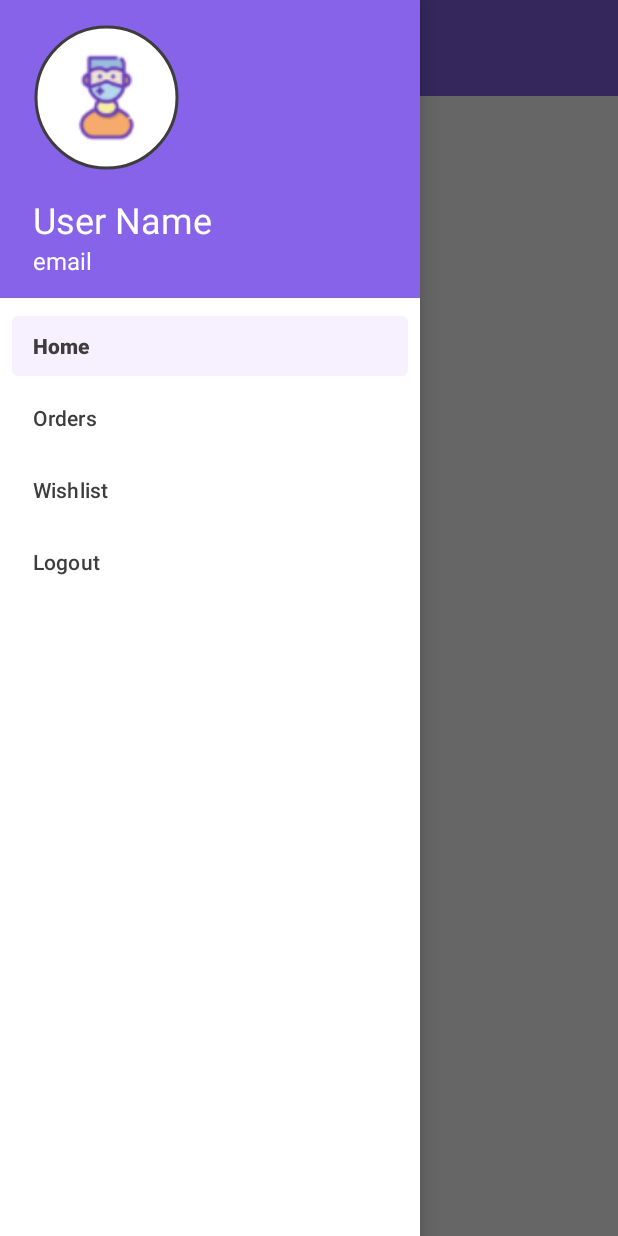
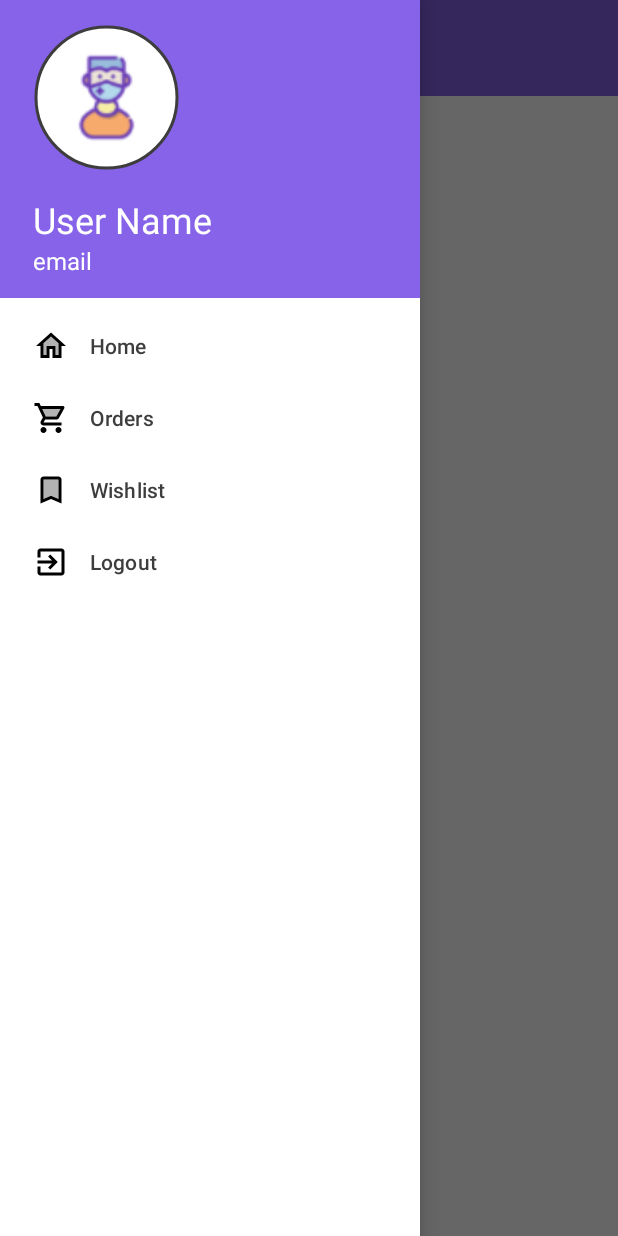
Before and after one commit to uncannyRishabh/Shopping_App, an Android app: the screen it shows after launch once a user with an empty profile is signed in (DashboardActivity), with the side drawer open, on a phone screen of 412 x 824 dp. Run offline under Robolectric (Android 15) with nearby library versions, the phone set to English and light mode, and no system bars; our stand-ins replace Firebase (no records; nobody signed in at launch, a user with empty details on screens opened directly); Roboto replaces fonts that are not available here.

Commit message:
-refactoring & cleanup

```diff
--- a/app/src/main/java/com/cse/shoppingapp/DashboardActivity.java
+++ b/app/src/main/java/com/cse/shoppingapp/DashboardActivity.java
@@ -5,13 +5,14 @@ import android.content.Intent;
 import android.os.Bundle;
 import android.view.MenuItem;
 import android.view.View;
-import android.widget.Button;
-import android.widget.ImageView;
 
 import androidx.annotation.NonNull;
 import androidx.appcompat.app.AppCompatActivity;
+import androidx.appcompat.widget.Toolbar;
+import androidx.core.view.GravityCompat;
 import androidx.drawerlayout.widget.DrawerLayout;
 
+import com.google.android.material.imageview.ShapeableImageView;
 import com.google.android.material.navigation.NavigationView;
 import com.google.firebase.auth.FirebaseAuth;
 
@@ -19,6 +20,7 @@ public class DashboardActivity extends AppCompatActivity {
     private FirebaseAuth mAuth;
     private DrawerLayout drawerLayout;
     private NavigationView navigationView;
+    private ShapeableImageView nav_icon;
 
     @Override
     protected void onStart() {
@@ -32,8 +34,23 @@ public class DashboardActivity extends AppCompatActivity {
         super.onCreate(savedInstanceState);
         setContentView(R.layout.activity_dashboard);
 
+        Toolbar toolbar = findViewById(R.id.dash_toolbar);
+        setSupportActionBar(toolbar);
+
         drawerLayout = findViewById(R.id.drawer_layout);
         navigationView = findViewById(R.id.navigation_drawer);
+        nav_icon = findViewById(R.id.dash_navigation_icon);
+        nav_icon.setOnClickListener(new View.OnClickListener() {
+            @Override
+            public void onClick(View v) {
+                if(drawerLayout.isDrawerOpen(GravityCompat.START)){
+                    drawerLayout.close();
+                }
+                else {
+                    drawerLayout.open();
+                }
+            }
+        });
 
         navigationView.setNavigationItemSelectedListener(new NavigationView.OnNavigationItemSelectedListener() {
             @SuppressLint("NonConstantResourceId")
@@ -41,10 +58,13 @@ public class DashboardActivity extends AppCompatActivity {
             public boolean onNavigationItemSelected(@NonNull MenuItem item) {
                 switch(item.getItemId()){
                     case R.id.item1:
+                        drawerLayout.close();
                         break;
                     case R.id.item2:
+                        drawerLayout.close();
                         break;
                     case R.id.item3:
+                        drawerLayout.close();
                         break;
                     case R.id.item4:
                         mAuth.signOut();
--- a/app/src/main/res/drawable/ic_back_arrow.xml
+++ /dev/null
@@ -1,5 +0,0 @@
-<vector android:autoMirrored="true" android:height="24dp"
-    android:tint="#EEEEEE" android:viewportHeight="24"
-    android:viewportWidth="24" android:width="24dp" xmlns:android="http://schemas.android.com/apk/res/android">
-    <path android:fillColor="@android:color/white" android:pathData="M11.67,3.87L9.9,2.1 0,12l9.9,9.9 1.77,-1.77L3.54,12z"/>
-</vector>
--- /dev/null
+++ b/app/src/main/res/drawable/ic_m_cart.xml
@@ -0,0 +1,8 @@
+<vector android:height="24dp" android:tint="#EEEEEE"
+    android:viewportHeight="24" android:viewportWidth="24"
+    android:width="24dp" xmlns:android="http://schemas.android.com/apk/res/android">
+    <path android:fillAlpha="0.3"
+        android:fillColor="@android:color/white"
+        android:pathData="M15.55,11l2.76,-5H6.16l2.37,5z" android:strokeAlpha="0.3"/>
+    <path android:fillColor="@android:color/white" android:pathData="M15.55,13c0.75,0 1.41,-0.41 1.75,-1.03l3.58,-6.49c0.37,-0.66 -0.11,-1.48 -0.87,-1.48L5.21,4l-0.94,-2L1,2v2h2l3.6,7.59 -1.35,2.44C4.52,15.37 5.48,17 7,17h12v-2L7,15l1.1,-2h7.45zM6.16,6h12.15l-2.76,5L8.53,11L6.16,6zM7,18c-1.1,0 -1.99,0.9 -1.99,2S5.9,22 7,22s2,-0.9 2,-2 -0.9,-2 -2,-2zM17,18c-1.1,0 -1.99,0.9 -1.99,2s0.89,2 1.99,2 2,-0.9 2,-2 -0.9,-2 -2,-2z"/>
+</vector>
--- /dev/null
+++ b/app/src/main/res/drawable/ic_m_home.xml
@@ -0,0 +1,8 @@
+<vector android:height="24dp" android:tint="#EEEEEE"
+    android:viewportHeight="24" android:viewportWidth="24"
+    android:width="24dp" xmlns:android="http://schemas.android.com/apk/res/android">
+    <path android:fillColor="@android:color/white" android:pathData="M12,3L2,12h3v8h6v-6h2v6h6v-8h3L12,3zM17,18h-2v-6L9,12v6L7,18v-7.81l5,-4.5 5,4.5L17,18z"/>
+    <path android:fillAlpha="0.3"
+        android:fillColor="@android:color/white"
+        android:pathData="M7,10.19V18h2v-6h6v6h2v-7.81l-5,-4.5z" android:strokeAlpha="0.3"/>
+</vector>
--- /dev/null
+++ b/app/src/main/res/drawable/ic_m_logout.xml
@@ -0,0 +1,5 @@
+<vector android:height="24dp" android:tint="#EEEEEE"
+    android:viewportHeight="24" android:viewportWidth="24"
+    android:width="24dp" xmlns:android="http://schemas.android.com/apk/res/android">
+    <path android:fillColor="@android:color/white" android:pathData="M10.09,15.59L11.5,17l5,-5 -5,-5 -1.41,1.41L12.67,11H3v2h9.67l-2.58,2.59zM19,3H5c-1.11,0 -2,0.9 -2,2v4h2V5h14v14H5v-4H3v4c0,1.1 0.89,2 2,2h14c1.1,0 2,-0.9 2,-2V5c0,-1.1 -0.9,-2 -2,-2z"/>
+</vector>
--- /dev/null
+++ b/app/src/main/res/drawable/ic_m_wishlist.xml
@@ -0,0 +1,8 @@
+<vector android:height="24dp" android:tint="#EEEEEE"
+    android:viewportHeight="24" android:viewportWidth="24"
+    android:width="24dp" xmlns:android="http://schemas.android.com/apk/res/android">
+    <path android:fillColor="@android:color/white" android:pathData="M17,3L7,3c-1.1,0 -1.99,0.9 -1.99,2L5,21l7,-3 7,3L19,5c0,-1.1 -0.9,-2 -2,-2zM17,17.97l-4.21,-1.81 -0.79,-0.34 -0.79,0.34L7,17.97L7,5h10v12.97z"/>
+    <path android:fillAlpha="0.3"
+        android:fillColor="@android:color/white"
+        android:pathData="M7,17.97l4.21,-1.81 0.79,-0.34 0.79,0.34L17,17.97V5H7z" android:strokeAlpha="0.3"/>
+</vector>
--- a/app/src/main/res/layout/activity_dashboard.xml
+++ b/app/src/main/res/layout/activity_dashboard.xml
@@ -17,40 +17,43 @@
         android:layout_alignParentTop="true"
         tools:openDrawer="start">
 
-        <Toolbar
+        <androidx.appcompat.widget.Toolbar
+            android:id="@+id/dash_toolbar"
             android:layout_width="match_parent"
             android:layout_height="64dp"
             android:layout_alignParentStart="true"
             android:layout_alignParentTop="true"
-            android:background="@color/backdrop"
-            >
+            android:background="@color/backdrop">
+
             <LinearLayout
                 android:layout_width="match_parent"
                 android:layout_height="match_parent"
                 android:orientation="horizontal">
+
                 <com.google.android.material.imageview.ShapeableImageView
-                    android:layout_width="50dp"
-                    android:layout_height="50dp"
-                    android:padding="2dp"
+                    android:id="@+id/dash_navigation_icon"
+                    android:layout_width="48dp"
+                    android:layout_height="48dp"
+                    android:layout_gravity="center_vertical"
+                    android:background="@color/white"
+                    android:padding="6dp"
                     android:scaleType="centerCrop"
                     android:src="@drawable/ic_appbar_icon"
-                    android:background="@color/white"
-                    android:layout_gravity="center_vertical"
                     app:shapeAppearance="@style/circularImageView"
                     app:strokeColor="@color/lestBlack"
                     app:strokeWidth="2dp" />
+
                 <TextView
                     android:layout_width="wrap_content"
                     android:layout_height="wrap_content"
+                    android:layout_gravity="center_vertical"
+                    android:layout_marginStart="12dp"
                     android:text="Shopping App"
                     android:textColor="@color/white"
-                    android:textSize="22sp"
-                    android:layout_gravity="center_vertical"
-                    android:layout_marginStart="12dp"
-                    />
+                    android:textSize="22sp" />
 
             </LinearLayout>
-        </Toolbar>
+        </androidx.appcompat.widget.Toolbar>
     </RelativeLayout>
 
     <com.google.android.material.navigation.NavigationView
--- a/app/src/main/res/layout/activity_login.xml
+++ b/app/src/main/res/layout/activity_login.xml
@@ -96,6 +96,6 @@
         android:textColor="@color/white"
         android:textSize="15sp"
         android:transitionName="sharedTrans_2"
-        app:cornerRadius="16dp" />
+        app:cornerRadius="26dp" />
 
 </RelativeLayout>
--- a/app/src/main/res/layout/activity_register.xml
+++ b/app/src/main/res/layout/activity_register.xml
@@ -1,9 +1,10 @@
 <?xml version="1.0" encoding="utf-8"?>
 <RelativeLayout xmlns:android="http://schemas.android.com/apk/res/android"
     xmlns:tools="http://schemas.android.com/tools"
+    xmlns:app="http://schemas.android.com/apk/res-auto"
+    android:id="@+id/signup_parent"
     android:layout_width="match_parent"
     android:layout_height="match_parent"
-    xmlns:app="http://schemas.android.com/apk/res-auto"
     android:background="@color/backdrop"
     android:paddingHorizontal="22dp"
     tools:context=".LoginActivity">
@@ -105,6 +106,6 @@
         android:textColor="@color/white"
         android:textSize="15sp"
         android:transitionName="sharedTrans_2"
-        app:cornerRadius="16dp" />
+        app:cornerRadius="26dp" />
 
 </RelativeLayout>
--- a/app/src/main/res/menu/navigation_drawer.xml
+++ b/app/src/main/res/menu/navigation_drawer.xml
@@ -7,16 +7,19 @@
         android:checkableBehavior="single">
         <item
             android:id="@+id/item1"
-            android:title="Home"
-            android:checked="true" />
+            android:icon="@drawable/ic_m_home"
+            android:title="Home" />
         <item
             android:id="@+id/item2"
+            android:icon="@drawable/ic_m_cart"
             android:title="Orders" />
         <item
             android:id="@+id/item3"
+            android:icon="@drawable/ic_m_wishlist"
             android:title="Wishlist" />
         <item
             android:id="@+id/item4"
+            android:icon="@drawable/ic_m_logout"
             android:title="Logout" />
     </group>
 </menu>
--- a/app/src/main/res/values/strings.xml
+++ b/app/src/main/res/values/strings.xml
@@ -10,7 +10,4 @@
     <string name="nav_header_desc">Navigation header</string>
     <string name="action_settings">Settings</string>
 
-    <string name="menu_home">Home</string>
-    <string name="menu_gallery">Gallery</string>
-    <string name="menu_slideshow">Slideshow</string>
 </resources>
```
Also changed, not shown: app/src/main/java/com/cse/shoppingapp/LoginActivity.java (+15 -4 lines), app/src/main/java/com/cse/shoppingapp/RegisterActivity.java (+29 -2 lines).
